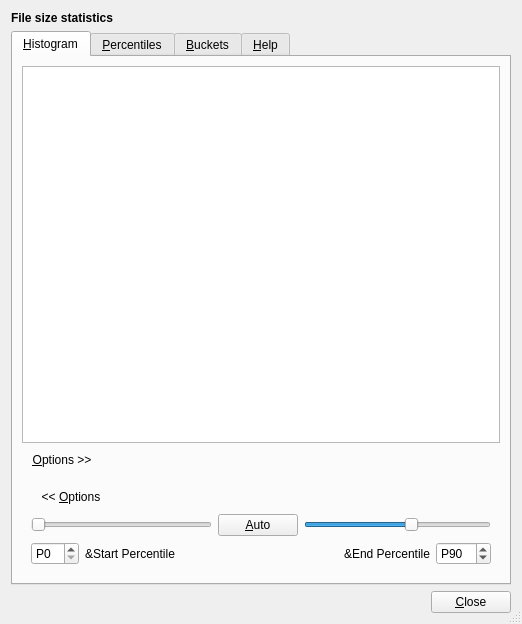
The window that src/file-size-stats-window.ui (Lithopsian/qdirstat) describes before a commit, drawn with Qt 5.
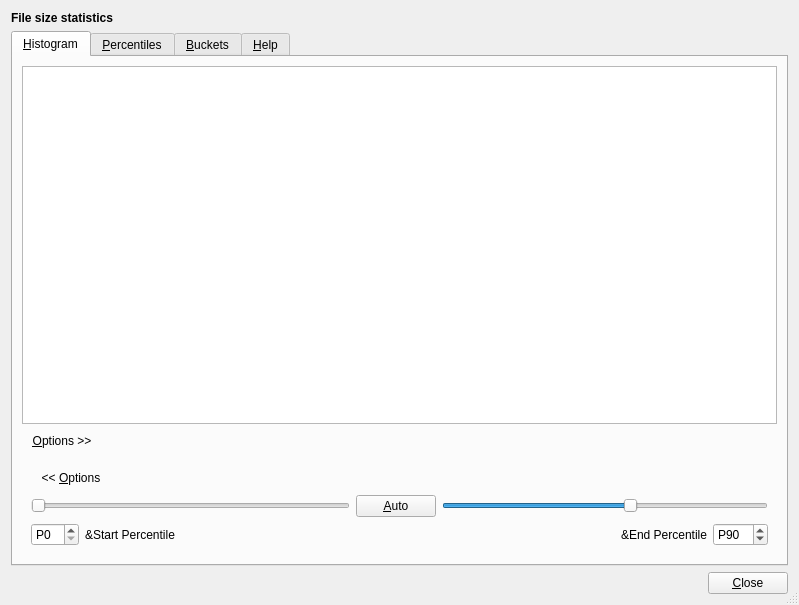
The same window after the commit. Custom widgets are drawn as their Qt base class.

```diff
--- a/src/file-size-stats-window.ui
+++ b/src/file-size-stats-window.ui
@@ -6,8 +6,8 @@
    <rect>
     <x>0</x>
     <y>0</y>
-    <width>522</width>
-    <height>624</height>
+    <width>799</width>
+    <height>605</height>
    </rect>
   </property>
   <property name="windowTitle">
```
